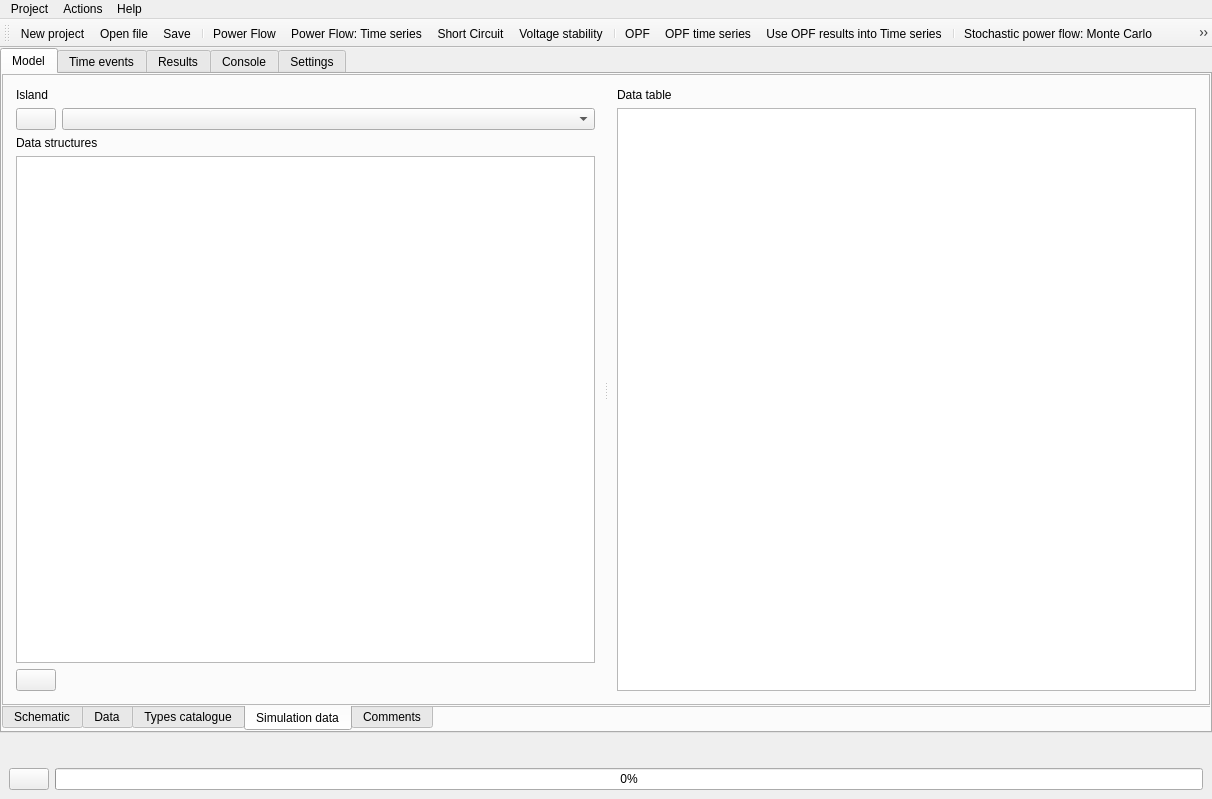
Before: the Qt Designer form src/GridCal/Gui/Main/MainWindow.ui in SanPen/GridCal, drawn with Qt 5.
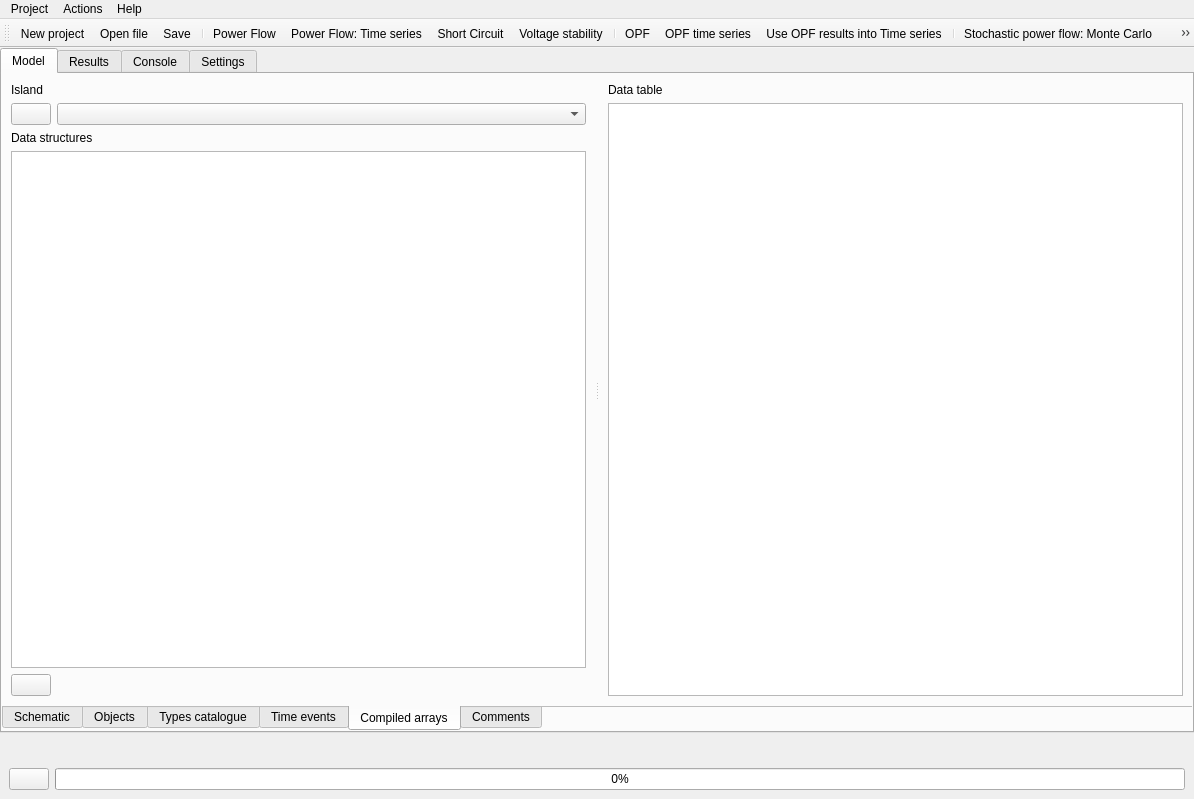
After: the same form once the commit is applied. The open tabs and pages were chosen to show the change. Icons and pictures are not drawn. Custom widgets are drawn as their Qt base class.

The edit to the form file:
```diff
--- a/src/GridCal/Gui/Main/MainWindow.ui
+++ b/src/GridCal/Gui/Main/MainWindow.ui
@@ -6,7 +6,7 @@
    <rect>
     <x>0</x>
     <y>0</y>
-    <width>1212</width>
+    <width>1194</width>
     <height>799</height>
    </rect>
   </property>
@@ -553,7 +553,7 @@
              <normaloff>:/Icons/icons/data.svg</normaloff>:/Icons/icons/data.svg</iconset>
            </attribute>
            <attribute name="title">
-            <string>Data</string>
+            <string>Objects</string>
            </attribute>
            <layout class="QVBoxLayout" name="verticalLayout_8">
             <property name="leftMargin">
@@ -900,174 +900,7 @@
             </item>
            </layout>
           </widget>
-          <widget class="QWidget" name="tab">
-           <attribute name="icon">
-            <iconset resource="icons.qrc">
-             <normaloff>:/Icons/icons/gear.svg</normaloff>:/Icons/icons/gear.svg</iconset>
-           </attribute>
-           <attribute name="title">
-            <string>Simulation data</string>
-           </attribute>
-           <layout class="QHBoxLayout" name="horizontalLayout_7">
-            <property name="leftMargin">
-             <number>0</number>
-            </property>
-            <property name="topMargin">
-             <number>0</number>
-            </property>
-            <property name="rightMargin">
-             <number>0</number>
-            </property>
-            <property name="bottomMargin">
-             <number>0</number>
-            </property>
-            <item>
-             <widget class="QFrame" name="frame_18">
-              <property name="frameShape">
-               <enum>QFrame::StyledPanel</enum>
-              </property>
-              <property name="frameShadow">
-               <enum>QFrame::Raised</enum>
-              </property>
-              <layout class="QVBoxLayout" name="verticalLayout_26">
-               <property name="leftMargin">
-                <number>4</number>
-               </property>
-               <property name="topMargin">
-                <number>4</number>
-               </property>
-               <property name="rightMargin">
-                <number>4</number>
-               </property>
-               <property name="bottomMargin">
-                <number>4</number>
-               </property>
-               <item>
-                <widget class="QSplitter" name="simulationDataSplitter">
-                 <property name="orientation">
-                  <enum>Qt::Horizontal</enum>
-                 </property>
-                 <widget class="QFrame" name="frame_28">
-                  <property name="frameShape">
-                   <enum>QFrame::NoFrame</enum>
-                  </property>
-                  <property name="frameShadow">
-                   <enum>QFrame::Raised</enum>
-                  </property>
-                  <layout class="QGridLayout" name="gridLayout_19">
-                   <item row="4" column="1">
-                    <spacer name="horizontalSpacer_6">
-                     <property name="orientation">
-                      <enum>Qt::Horizontal</enum>
-                     </property>
-                     <property name="sizeHint" stdset="0">
-                      <size>
-                       <width>40</width>
-                       <height>20</height>
-                      </size>
-                     </property>
-                    </spacer>
-                   </item>
-                   <item row="4" column="0">
-                    <widget class="QPushButton" name="exportSimulationDataButton">
-                     <property name="toolTip">
-                      <string>Export simulation data</string>
-                     </property>
-                     <property name="text">
-                      <string/>
-                     </property>
-                     <property name="icon">
-                      <iconset resource="icons.qrc">
-                       <normaloff>:/Icons/icons/save.svg</normaloff>:/Icons/icons/save.svg</iconset>
-                     </property>
-                    </widget>
-                   </item>
-                   <item row="1" column="0">
-                    <widget class="QPushButton" name="compute_simulation_data_pushButton">
-                     <property name="toolTip">
-                      <string>Update the islands dispayed</string>
-                     </property>
-                     <property name="text">
-                      <string/>
-                     </property>
-                     <property name="icon">
-                      <iconset resource="icons.qrc">
-                       <normaloff>:/Icons/icons/gear.svg</normaloff>:/Icons/icons/gear.svg</iconset>
-                     </property>
-                    </widget>
-                   </item>
-                   <item row="1" column="1">
-                    <widget class="QComboBox" name="simulation_data_island_comboBox"/>
-                   </item>
-                   <item row="3" column="0" colspan="2">
-                    <widget class="QListView" name="simulationDataStructuresListView"/>
-                   </item>
-                   <item row="0" column="0" colspan="2">
-                    <widget class="QLabel" name="label_23">
-                     <property name="text">
-                      <string>Island</string>
-                     </property>
-                    </widget>
-                   </item>
-                   <item row="2" column="0" colspan="2">
-                    <widget class="QLabel" name="label_30">
-                     <property name="text">
-                      <string>Data structures</string>
-                     </property>
-                    </widget>
-                   </item>
-                  </layout>
-                 </widget>
-                 <widget class="QFrame" name="frame_29">
-                  <property name="frameShape">
-                   <enum>QFrame::NoFrame</enum>
-                  </property>
-                  <property name="frameShadow">
-                   <enum>QFrame::Raised</enum>
-                  </property>
-                  <layout class="QVBoxLayout" name="verticalLayout_28">
-                   <item>
-                    <widget class="QLabel" name="label_31">
-                     <property name="text">
-                      <string>Data table</string>
-                     </property>
-                    </widget>
-                   </item>
-                   <item>
-                    <widget class="QTableView" name="simulationDataStructureTableView"/>
-                   </item>
-                  </layout>
-                 </widget>
-                </widget>
-               </item>
-              </layout>
-             </widget>
-            </item>
-           </layout>
-          </widget>
-          <widget class="QWidget" name="tab_2">
-           <attribute name="icon">
-            <iconset resource="icons.qrc">
-             <normaloff>:/Icons/icons/edit.svg</normaloff>:/Icons/icons/edit.svg</iconset>
-           </attribute>
-           <attribute name="title">
-            <string>Comments</string>
-           </attribute>
-           <layout class="QVBoxLayout" name="verticalLayout_18">
-            <item>
-             <widget class="QTextEdit" name="comments_textEdit">
-              <property name="toolTip">
-               <string>Write here some comments about the grid</string>
-              </property>
-             </widget>
-            </item>
-           </layout>
-          </widget>
-         </widget>
-        </item>
-       </layout>
-      </widget>
-      <widget class="QWidget" name="TimeEventsTab">
+          <widget class="QWidget" name="tab_7">
        <attribute name="icon">
         <iconset resource="icons.qrc">
          <normaloff>:/Icons/icons/clock.svg</normaloff>:/Icons/icons/clock.svg</iconset>
@@ -1484,6 +1317,149 @@
         </item>
        </layout>
       </widget>
+          <widget class="QWidget" name="tab">
+           <attribute name="icon">
+            <iconset resource="icons.qrc">
+             <normaloff>:/Icons/icons/squares.svg</normaloff>:/Icons/icons/squares.svg</iconset>
+           </attribute>
+           <attribute name="title">
+            <string>Compiled arrays</string>
+           </attribute>
+           <layout class="QHBoxLayout" name="horizontalLayout_7">
+            <property name="leftMargin">
+             <number>0</number>
+            </property>
+            <property name="topMargin">
+             <number>0</number>
+            </property>
+            <property name="rightMargin">
+             <number>0</number>
+            </property>
+            <property name="bottomMargin">
+             <number>0</number>
+            </property>
+            <item>
+             <widget class="QSplitter" name="simulationDataSplitter">
+              <property name="orientation">
+               <enum>Qt::Horizontal</enum>
+              </property>
+              <widget class="QFrame" name="frame_28">
+               <property name="frameShape">
+                <enum>QFrame::NoFrame</enum>
+               </property>
+               <property name="frameShadow">
+                <enum>QFrame::Raised</enum>
+               </property>
+               <layout class="QGridLayout" name="gridLayout_19">
+                <item row="4" column="1">
+                 <spacer name="horizontalSpacer_6">
+                  <property name="orientation">
+                   <enum>Qt::Horizontal</enum>
+                  </property>
+                  <property name="sizeHint" stdset="0">
+                   <size>
+                    <width>40</width>
+                    <height>20</height>
+                   </size>
+                  </property>
+                 </spacer>
+                </item>
+                <item row="4" column="0">
+                 <widget class="QPushButton" name="exportSimulationDataButton">
+                  <property name="toolTip">
+                   <string>Export simulation data</string>
+                  </property>
+                  <property name="text">
+                   <string/>
+                  </property>
+                  <property name="icon">
+                   <iconset resource="icons.qrc">
+                    <normaloff>:/Icons/icons/save.svg</normaloff>:/Icons/icons/save.svg</iconset>
+                  </property>
+                 </widget>
+                </item>
+                <item row="1" column="0">
+                 <widget class="QPushButton" name="compute_simulation_data_pushButton">
+                  <property name="toolTip">
+                   <string>Update the islands dispayed</string>
+                  </property>
+                  <property name="text">
+                   <string/>
+                  </property>
+                  <property name="icon">
+                   <iconset resource="icons.qrc">
+                    <normaloff>:/Icons/icons/calculator.svg</normaloff>:/Icons/icons/calculator.svg</iconset>
+                  </property>
+                 </widget>
+                </item>
+                <item row="1" column="1">
+                 <widget class="QComboBox" name="simulation_data_island_comboBox"/>
+                </item>
+                <item row="3" column="0" colspan="2">
+                 <widget class="QListView" name="simulationDataStructuresListView"/>
+                </item>
+                <item row="0" column="0" colspan="2">
+                 <widget class="QLabel" name="label_23">
+                  <property name="text">
+                   <string>Island</string>
+                  </property>
+                 </widget>
+                </item>
+                <item row="2" column="0" colspan="2">
+                 <widget class="QLabel" name="label_30">
+                  <property name="text">
+                   <string>Data structures</string>
+                  </property>
+                 </widget>
+                </item>
+               </layout>
+              </widget>
+              <widget class="QFrame" name="frame_29">
+               <property name="frameShape">
+                <enum>QFrame::NoFrame</enum>
+               </property>
+               <property name="frameShadow">
+                <enum>QFrame::Raised</enum>
+               </property>
+               <layout class="QVBoxLayout" name="verticalLayout_28">
+                <item>
+                 <widget class="QLabel" name="label_31">
+                  <property name="text">
+                   <string>Data table</string>
+                  </property>
+                 </widget>
+                </item>
+                <item>
+                 <widget class="QTableView" name="simulationDataStructureTableView"/>
+                </item>
+               </layout>
+              </widget>
+             </widget>
+            </item>
+           </layout>
+          </widget>
+          <widget class="QWidget" name="tab_2">
+           <attribute name="icon">
+            <iconset resource="icons.qrc">
+             <normaloff>:/Icons/icons/edit.svg</normaloff>:/Icons/icons/edit.svg</iconset>
+           </attribute>
+           <attribute name="title">
+            <string>Comments</string>
+           </attribute>
+           <layout class="QVBoxLayout" name="verticalLayout_18">
+            <item>
+             <widget class="QTextEdit" name="comments_textEdit">
+              <property name="toolTip">
+               <string>Write here some comments about the grid</string>
+              </property>
+             </widget>
+            </item>
+           </layout>
+          </widget>
+         </widget>
+        </item>
+       </layout>
+      </widget>
       <widget class="QWidget" name="ResultsTab">
        <attribute name="icon">
         <iconset resource="icons.qrc">
@@ -4383,7 +4359,7 @@
     <rect>
      <x>0</x>
      <y>0</y>
-     <width>1212</width>
+     <width>1194</width>
      <height>22</height>
     </rect>
    </property>
```
Left out of the diff: 2 changed lines with no effect on the pictures. Lines whose indentation alone changed are shown as unchanged.
